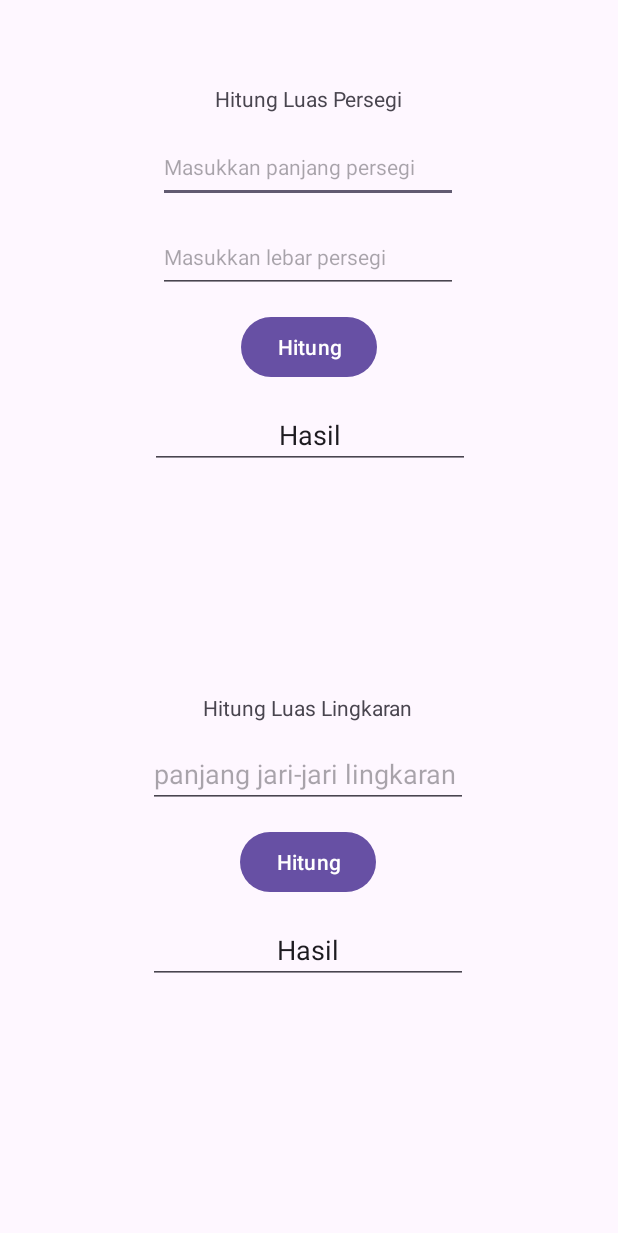
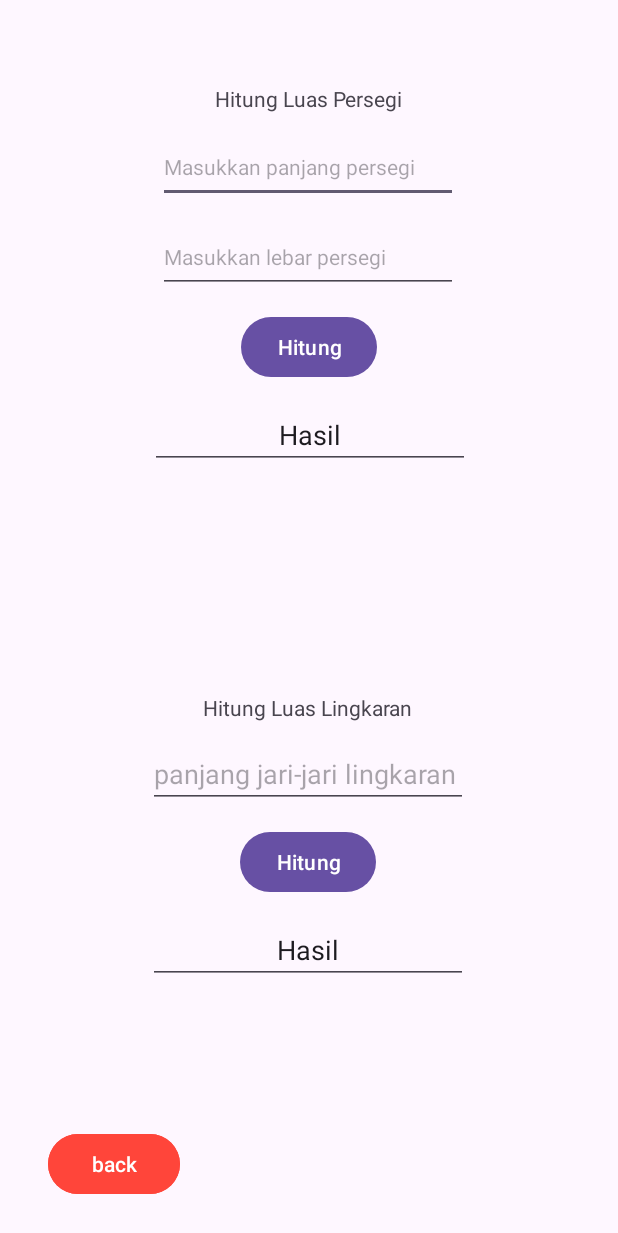
Before and after one commit to kkodayoo/ticket-app, an Android app: the RumusBangunan screen opened directly, with no data from a screen before it, on a phone screen of 412 x 824 dp. Shown: the top 1233 px of the screen. Run offline under Robolectric (Android 15) with nearby library versions, the phone set to English and light mode, and no system bars.

Commit message:
added back button

```diff
--- a/app/src/main/java/com/example/toucan_vinyl/tugasPertemuan2/RumusBangunan.kt
+++ b/app/src/main/java/com/example/toucan_vinyl/tugasPertemuan2/RumusBangunan.kt
@@ -1,5 +1,6 @@
 package com.example.toucan_vinyl.tugasPertemuan2
 
+import android.content.Intent
 import android.os.Bundle
 import android.util.Log
 import android.widget.Button
@@ -9,13 +10,17 @@ import androidx.activity.enableEdgeToEdge
 import androidx.appcompat.app.AppCompatActivity
 import androidx.core.view.ViewCompat
 import androidx.core.view.WindowInsetsCompat
+import com.example.toucan_vinyl.MainActivity
 import com.example.toucan_vinyl.R
+import com.example.toucan_vinyl.databinding.ActivityRumusBangunanBinding
 
 class RumusBangunan : AppCompatActivity() {
+    private lateinit var binding: ActivityRumusBangunanBinding
     override fun onCreate(savedInstanceState: Bundle?) {
         super.onCreate(savedInstanceState)
         enableEdgeToEdge()
-        setContentView(R.layout.activity_rumus_bangunan)
+        binding = ActivityRumusBangunanBinding.inflate(layoutInflater)
+        setContentView(binding.root)
         ViewCompat.setOnApplyWindowInsetsListener(findViewById(R.id.main)) { v, insets ->
             val systemBars = insets.getInsets(WindowInsetsCompat.Type.systemBars())
             v.setPadding(systemBars.left, systemBars.top, systemBars.right, systemBars.bottom)
@@ -64,5 +69,9 @@ class RumusBangunan : AppCompatActivity() {
                 Toast.makeText(this, "Input tidak boleh kosong", Toast.LENGTH_SHORT).show()
             }
         }
+        binding.backButton.setOnClickListener {
+            val intent = Intent(this, MainActivity::class.java)
+            startActivity(intent)
+        }
     }
 }
--- a/app/src/main/java/com/example/toucan_vinyl/tugasPertemuan3/LoginScreen.kt
+++ b/app/src/main/java/com/example/toucan_vinyl/tugasPertemuan3/LoginScreen.kt
@@ -6,6 +6,7 @@ import androidx.activity.enableEdgeToEdge
 import androidx.appcompat.app.AppCompatActivity
 import androidx.core.view.ViewCompat
 import androidx.core.view.WindowInsetsCompat
+import com.example.toucan_vinyl.MainActivity
 import com.example.toucan_vinyl.R
 import com.example.toucan_vinyl.databinding.ActivityLoginScreenBinding
 
@@ -27,5 +28,9 @@ class LoginScreen : AppCompatActivity() {
             val intent = Intent(this, WelcomePage::class.java)
             startActivity(intent)
         }
+        binding.backButton.setOnClickListener {
+            val intent = Intent(this, MainActivity::class.java)
+            startActivity(intent)
+        }
     }
 }
--- a/app/src/main/res/layout/activity_detail_artist.xml
+++ b/app/src/main/res/layout/activity_detail_artist.xml
@@ -9,7 +9,7 @@
     tools:context=".tugasPertemuan4.detailArtist">
 
     <Button
-        android:id="@+id/button"
+        android:id="@+id/backButton"
         android:layout_width="wrap_content"
         android:layout_height="wrap_content"
         android:layout_marginTop="24dp"
--- a/app/src/main/res/layout/activity_main.xml
+++ b/app/src/main/res/layout/activity_main.xml
@@ -60,6 +60,7 @@
                 android:layout_marginTop="64dp"
                 android:text="Bangun"
                 android:textSize="11sp"
+                android:backgroundTint="@color/red_button"
                 app:layout_constraintEnd_toEndOf="parent"
                 app:layout_constraintHorizontal_bias="0.502"
                 app:layout_constraintStart_toStartOf="parent"
@@ -73,6 +74,7 @@
                 android:text="custom1"
                 android:textSize="11sp"
                 app:layout_constraintEnd_toEndOf="parent"
+                android:backgroundTint="@color/red_button"
                 app:layout_constraintStart_toStartOf="parent"
                 app:layout_constraintTop_toBottomOf="@id/bangunanButton" />
 
@@ -81,6 +83,7 @@
                 android:layout_width="95dp"
                 android:layout_height="50dp"
                 android:layout_marginTop="20dp"
+                android:backgroundTint="@color/red_button"
                 android:text="custom2"
                 android:textSize="11sp"
                 app:layout_constraintEnd_toEndOf="parent"
@@ -94,6 +97,7 @@
                 android:layout_marginTop="20dp"
                 android:text="login"
                 android:textSize="11sp"
+                android:backgroundTint="@color/red_button"
                 app:layout_constraintEnd_toEndOf="parent"
                 app:layout_constraintStart_toStartOf="parent"
                 app:layout_constraintTop_toBottomOf="@id/custom2Button" />
--- a/app/src/main/res/layout/activity_rumus_bangunan.xml
+++ b/app/src/main/res/layout/activity_rumus_bangunan.xml
@@ -123,7 +123,21 @@
         app:layout_constraintHorizontal_bias="0.498"
         app:layout_constraintStart_toStartOf="parent" />
 
-<!--    <androidx.constraintlayout.helper.widget.Flow android:layout_width="wrap_content"-->
+    <Button
+        android:id="@+id/backButton"
+        android:layout_width="wrap_content"
+        android:layout_height="wrap_content"
+        android:layout_marginBottom="24dp"
+        android:text="back"
+        android:backgroundTint="@color/red_button"
+        app:layout_constraintBottom_toBottomOf="parent"
+        app:layout_constraintEnd_toEndOf="parent"
+        app:layout_constraintHorizontal_bias="0.099"
+        app:layout_constraintStart_toStartOf="parent"
+        app:layout_constraintTop_toBottomOf="@+id/lingkaranHasil"
+        app:layout_constraintVertical_bias="1.0" />
+
+    <!--    <androidx.constraintlayout.helper.widget.Flow android:layout_width="wrap_content"-->
 <!--        android:layout_height="wrap_content" />-->
 
 <!--    <androidx.constraintlayout.helper.widget.Flow android:layout_width="wrap_content"-->
```
Also changed, not shown: app/src/main/AndroidManifest.xml (+9 -9 lines), app/src/main/java/com/example/toucan_vinyl/MainActivity.kt (+26 -1 lines), app/src/main/res/layout/activity_dashboard.xml (+16 -1 lines), app/src/main/res/layout/activity_login_screen.xml (+13 -0 lines).
